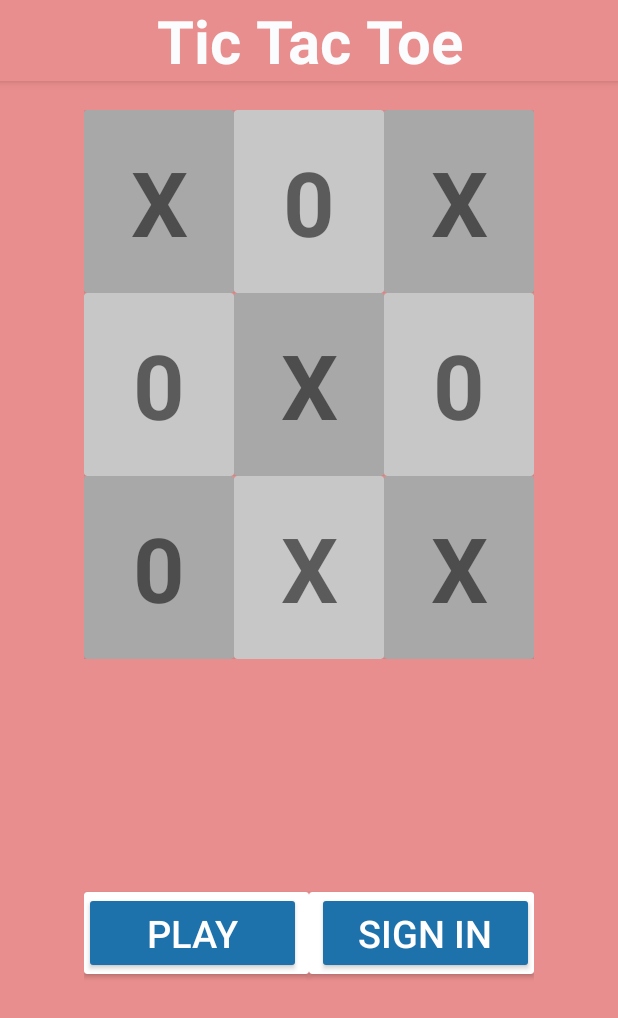
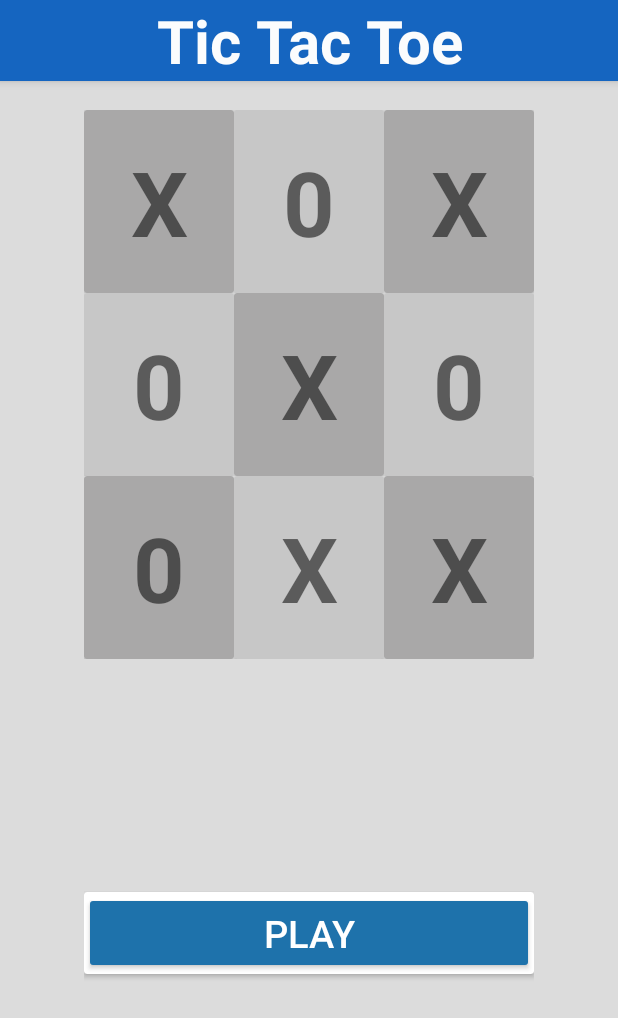
Before and after one commit to gsrathoreniks/TicTacToe, an Android app: the screen it shows after launch (MainActivity), on a phone screen of 412 x 824 dp. Shown: the top 1018 px of the screen. Run offline under Robolectric (Android 15) with nearby library versions, the phone set to English and light mode, and no system bars.

```diff
--- a/app/build.gradle
+++ b/app/build.gradle
@@ -2,7 +2,7 @@ apply plugin: 'com.android.application'
 
 android {
     compileSdkVersion 24
-    buildToolsVersion "24.0.1"
+    buildToolsVersion '25.0.0'
 
     defaultConfig {
         applicationId "com.game.niks.tictactoe"
--- a/app/src/main/res/layout/content_main.xml
+++ b/app/src/main/res/layout/content_main.xml
@@ -14,7 +14,7 @@
     tools:showIn="@layout/activity_main"
 
     android:gravity="center_horizontal"
-    android:background="#e98e8e">
+    android:background="#dcdcdc">
 
     <LinearLayout
         android:layout_width="300dp"
@@ -271,27 +271,26 @@
                     android:layout_width="fill_parent"
                     android:layout_weight="1"
                     android:textSize="25dp"
-                    android:layout_marginRight="5dp"
                     android:text="PLAY"
                     android:onClick="onClick"
                     android:textColor="#ffffff"
                     android:backgroundTint="#1e72ab"/>
             </android.support.v7.widget.CardView>
-            <android.support.v7.widget.CardView
-                android:layout_width="fill_parent"
-                android:layout_height="wrap_content"
-                android:layout_weight="1"
-                android:layout_gravity="center_vertical">
-                <Button
-                    android:layout_height="wrap_content"
-                    android:layout_width="fill_parent"
-                    android:layout_weight="1"
-                    android:layout_marginLeft="5dp"
-                    android:textSize="25dp"
-                    android:text="Sign in"
-                    android:backgroundTint="#1e72ab"
-                    android:textColor="#ffffff"/>
-            </android.support.v7.widget.CardView>
+            <!--<android.support.v7.widget.CardView-->
+                <!--android:layout_width="fill_parent"-->
+                <!--android:layout_height="wrap_content"-->
+                <!--android:layout_weight="1"-->
+                <!--android:layout_gravity="center_vertical">-->
+                <!--<Button-->
+                    <!--android:layout_height="wrap_content"-->
+                    <!--android:layout_width="fill_parent"-->
+                    <!--android:layout_weight="1"-->
+                    <!--android:layout_marginLeft="5dp"-->
+                    <!--android:textSize="25dp"-->
+                    <!--android:text="Sign in"-->
+                    <!--android:backgroundTint="#1e72ab"-->
+                    <!--android:textColor="#ffffff"/>-->
+            <!--</android.support.v7.widget.CardView>-->
 
 
         </LinearLayout>
--- a/app/src/main/res/values/colors.xml
+++ b/app/src/main/res/values/colors.xml
@@ -1,7 +1,7 @@
 <?xml version="1.0" encoding="utf-8"?>
 <resources>
-    <color name="colorPrimary">#e98e8e</color>
-    <color name="colorPrimaryDark">#303F9F</color>
+    <color name="colorPrimary">#1565c0</color>
+    <color name="colorPrimaryDark">#01579b</color>
     <color name="colorAccent">#FF4081</color>
 
     <color name="black_overlay">#66000000</color>
--- a/build.gradle
+++ b/build.gradle
@@ -5,7 +5,7 @@ buildscript {
         jcenter()
     }
     dependencies {
-        classpath 'com.android.tools.build:gradle:2.2.3'
+        classpath 'com.android.tools.build:gradle:2.3.3'
 
         // NOTE: Do not place your application dependencies here; they belong
         // in the individual module build.gradle files
```
Also changed, not shown: app/src/main/java/com/game/niks/tictactoe/Main2Activity.java (+25 -0 lines), gradle/wrapper/gradle-wrapper.properties.
